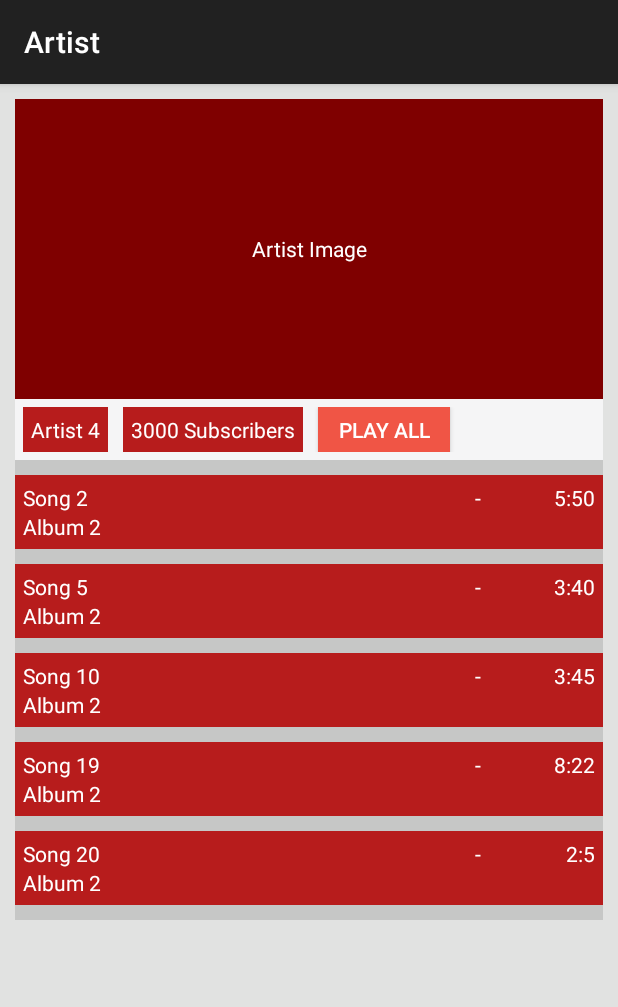
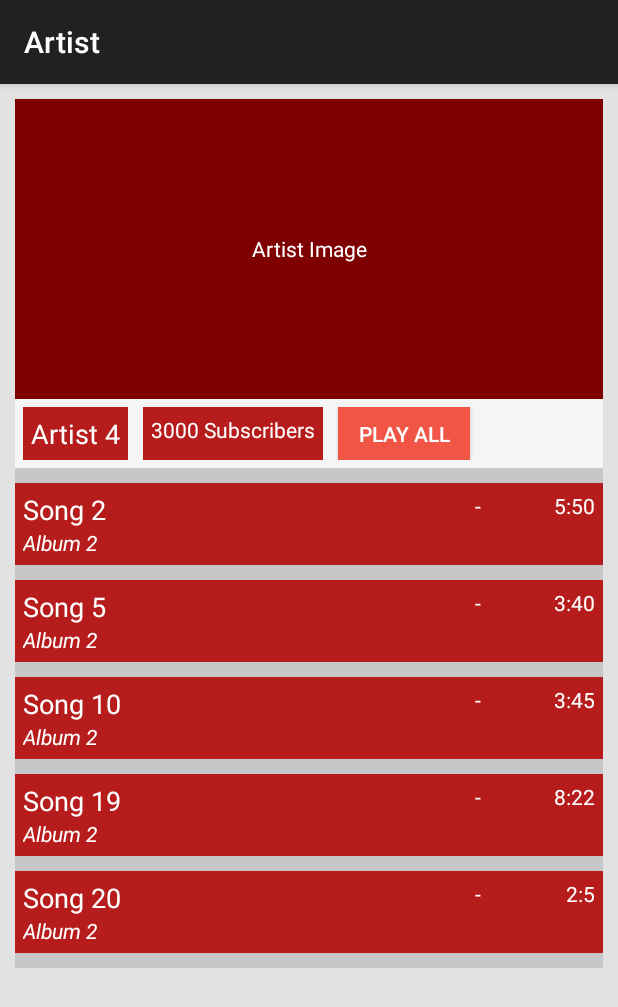
Before and after one commit to adisrika/music-player, an Android app: the screen it shows after launch (ArtistActivity), after a tap on "Popular Artist", on a phone screen of 412 x 824 dp. Shown: the top 1007 px of the screen. Run offline under Robolectric (Android 15) with nearby library versions, the phone set to English and light mode, and no system bars.

Commit message:
Changed font, text styles

```diff
--- a/app/src/main/java/com/example/musicplayer/ArrayCardAdapter.java
+++ b/app/src/main/java/com/example/musicplayer/ArrayCardAdapter.java
@@ -47,7 +47,7 @@ public class ArrayCardAdapter extends ArrayAdapter<Card> {
 
         TextView typeView = (TextView) listItemView.findViewById(R.id.type);
         if (type.equals("song")) {
-            typeView.setText(mContext.getResources().getString(R.string.recently_played_song));
+            typeView.setText(mContext.getResources().getString(R.string.popular_song));
             listItemView.setOnClickListener(new View.OnClickListener() {
                 // The code in this method will be executed when the colors category is clicked on.
                 @Override
--- a/app/src/main/java/com/example/musicplayer/Data.java
+++ b/app/src/main/java/com/example/musicplayer/Data.java
@@ -6,7 +6,7 @@ public class Data {
     /*
     * Cards are merch content created by operations - So title, subtitle might have different content than song/album/artist title/subtitle
      */
-    public static ArrayList<Card> recentlyPlayedSongs = new ArrayList<Card>(){
+    public static ArrayList<Card> popularSongs = new ArrayList<Card>(){
         {
             add(new Card("Title1",
                     "Subtitle1",
--- a/app/src/main/java/com/example/musicplayer/MainActivity.java
+++ b/app/src/main/java/com/example/musicplayer/MainActivity.java
@@ -13,7 +13,7 @@ public class MainActivity extends AppCompatActivity {
         super.onCreate(savedInstanceState);
         setContentView(R.layout.activity_main);
 
-        ArrayList<Card> songCards = Data.recentlyPlayedSongs;
+        ArrayList<Card> songCards = Data.popularSongs;
         ArrayList<Card> artistCards = Data.popularArtists;
         ArrayList<Card> albumCards = Data.popularAlbums;
 
--- a/app/src/main/res/layout/album_header.xml
+++ b/app/src/main/res/layout/album_header.xml
@@ -31,7 +31,8 @@
                 android:id="@+id/name"
                 android:background="@color/secondaryColor"
                 android:padding="5dp"
-                android:layout_marginBottom="5dp"/>
+                android:layout_marginBottom="5dp"
+                android:textSize="18sp"/>
             <TextView
                 android:layout_width="wrap_content"
                 android:layout_height="wrap_content"
--- a/app/src/main/res/layout/artist_header.xml
+++ b/app/src/main/res/layout/artist_header.xml
@@ -20,10 +20,11 @@
             android:id="@+id/name"
             android:background="@color/secondaryColor"
             android:padding="5dp"
-            android:layout_marginRight="10dp"/>
+            android:layout_marginRight="10dp"
+            android:textSize="18sp"/>
         <TextView
             android:layout_width="wrap_content"
-            android:layout_height="wrap_content"
+            android:layout_height="match_parent"
             android:id="@+id/count"
             android:background="@color/secondaryColor"
             android:padding="5dp"
--- a/app/src/main/res/layout/card.xml
+++ b/app/src/main/res/layout/card.xml
@@ -7,13 +7,15 @@
     android:background="@color/primaryLighterColor"
     android:layout_margin="10dp"
     android:padding="5dp">
+
     <TextView
+        android:id="@+id/type"
         android:layout_width="wrap_content"
         android:layout_height="wrap_content"
-        android:id="@+id/type"
         android:background="@color/secondaryColor"
+        android:padding="10dp"
         android:textColor="@color/primaryTextColor"
-        android:padding="10dp" />
+        android:textSize="18sp" />
     <TextView
         android:id="@+id/title"
         android:layout_width="wrap_content"
--- a/app/src/main/res/layout/song_item.xml
+++ b/app/src/main/res/layout/song_item.xml
@@ -13,14 +13,17 @@
         android:layout_height="wrap_content"
         android:layout_weight="4"
         android:orientation="vertical">
+
+        <TextView
+            android:id="@+id/name"
+            android:layout_width="wrap_content"
+            android:layout_height="wrap_content"
+            android:textSize="18sp" />
         <TextView
             android:layout_width="wrap_content"
             android:layout_height="wrap_content"
-            android:id="@+id/name" />
-        <TextView
-            android:layout_width="wrap_content"
-            android:layout_height="wrap_content"
-            android:id="@+id/sub_title" />
+            android:id="@+id/sub_title"
+            android:textStyle="italic"/>
     </LinearLayout>
 
     <TextView
--- a/app/src/main/res/values/strings.xml
+++ b/app/src/main/res/values/strings.xml
@@ -3,7 +3,7 @@
     <string name="now_playing">Now Playing</string>
     <string name="play_all">Play All</string>
     <string name="album_subtitle">%1$d song . %2d minutes</string>
-    <string name="recently_played_song">Recently played song</string>
+    <string name="popular_song">Popular Song</string>
     <string name="popular_artist">Popular Artist</string>
     <string name="popular_album">Popular Album</string>
     <string name="subscribers">%1d Subscribers</string>
```
